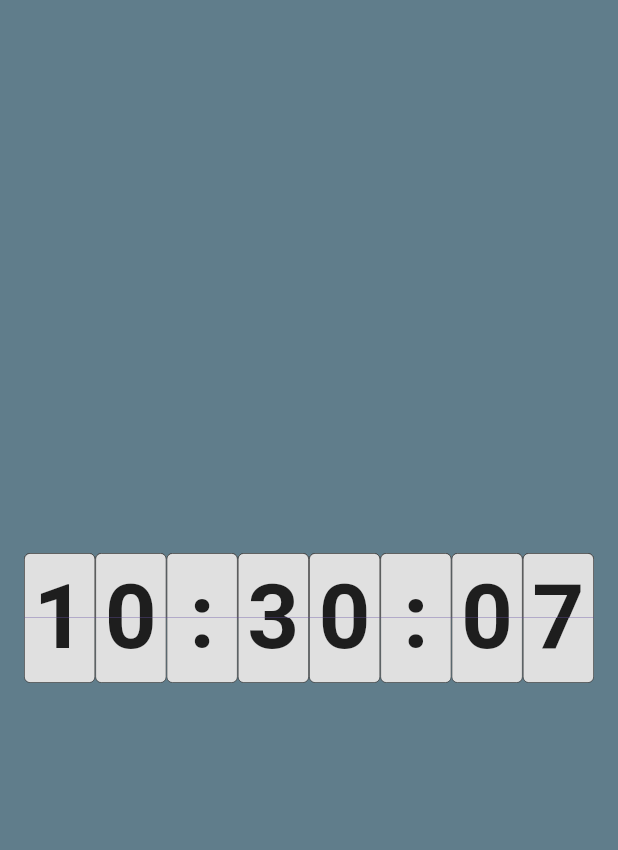
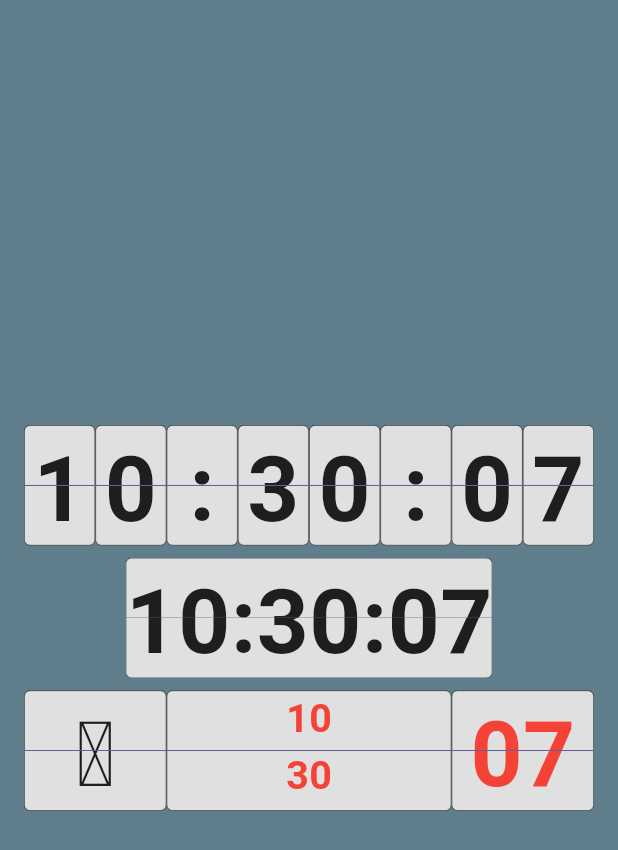
Before and after one commit to PeterOmbodi/flutter_flip_flap, a Flutter app: the screen it shows after launch, on a phone screen of 412 x 824 dp. Shown: the top 850 px of the screen. Run offline on Flutter 3.47's test engine with Material 3 defaults, Android fonts, the phone set to English and light mode, and no system bars.

Commit message:
- add flapped child widget - improve flapped text unit - use flapped widget in example

```diff
--- a/example/lib/main.dart
+++ b/example/lib/main.dart
@@ -1,7 +1,9 @@
 import 'dart:async';
+import 'dart:math';
 
 import 'package:flutter/material.dart';
 import 'package:flutter_flip_flap/flutter_flip_flap.dart';
+import 'package:intl/intl.dart';
 
 void main() => runApp(const MyApp());
 
@@ -62,15 +64,89 @@ class _FlipFlapClockState extends State<FlipFlapClock> {
     final unitWidth = (available / units).clamp(24.0, 96.0);
     final unitHeight = unitWidth * 1.7;
     final fontSize = unitHeight * 0.75;
+    final unitConstraints = BoxConstraints(minWidth: unitWidth, minHeight: unitHeight, maxHeight: unitHeight);
+    final widgetConstraints = unitConstraints.copyWith(minWidth: unitConstraints.minWidth * 2);
+    final textStyle = FlipFlapTheme.of(context).textStyle.copyWith(fontSize: fontSize);
+
+    final splitTime = _time.split(':');
+    final hoursText = splitTime.first;
+    final minutesText = splitTime[1];
+    final secondsText = splitTime.last;
+    final now = DateTime.now();
+    final dayName = DateFormat.EEEE().format(now);
+    final monthName = DateFormat.MMMM().format(now);
+    final isOdd = int.parse(secondsText) % 2 == 1;
+    final randomEm = getRandomEmoji();
 
     return Padding(
       padding: EdgeInsets.symmetric(horizontal: horizontalPadding / 2),
-      child: FlipFlapDisplay(
-        text: _time,
-        textStyle: FlipFlapTheme.of(context).textStyle.copyWith(fontSize: fontSize),
-        unitConstraints: BoxConstraints(minWidth: unitWidth, minHeight: unitHeight),
-        displayType: UnitType.mixed,
+      child: Column(
+        mainAxisAlignment: MainAxisAlignment.center,
+        spacing: 8,
+        children: [
+          FlipFlapDisplay.fromText(text: _time, textStyle: textStyle, unitConstraints: unitConstraints),
+          FlipFlapDisplay.fromText(
+            text: _time,
+            textStyle: textStyle,
+            unitConstraints: unitConstraints,
+            unitType: UnitType.text,
+          ),
+          FlipFlapDisplay(
+            textStyle: textStyle,
+            items: [
+              FlipFlapWidgetItem(
+                child: Center(child: Text(randomEm, style: textStyle)),
+                constraints: widgetConstraints,
+              ),
+              FlipFlapWidgetItem(
+                child: Column(
+                  children: [
+                    Text(
+                      isOdd ? hoursText : monthName,
+                      style: textStyle.copyWith(
+                        color: isOdd ? Colors.red : Colors.orangeAccent,
+                        fontSize: fontSize / 2.3,
+                      ),
+                    ),
+                    Text(
+                      isOdd ? minutesText : dayName,
+                      style: textStyle.copyWith(
+                        color: isOdd ? Colors.red : Colors.orangeAccent,
+                        fontSize: fontSize / 2.3,
+                      ),
+                    ),
+                  ],
+                ),
+                constraints: unitConstraints.copyWith(minWidth: unitConstraints.minWidth * 4),
+              ),
+              FlipFlapWidgetItem(
+                child: Center(
+                  child: Text(
+                    secondsText,
+                    style: textStyle.copyWith(color: isOdd ? Colors.red : Colors.orangeAccent, fontSize: fontSize),
+                  ),
+                ),
+                constraints: widgetConstraints,
+              ),
+            ],
+            unitConstraints: unitConstraints,
+          ),
+        ],
       ),
     );
   }
 }
+
+const emojiRanges = [
+  [0x1F600, 0x1F64F],
+  [0x1F680, 0x1F6FF],
+  [0x1F300, 0x1F5FF],
+  [0x1F900, 0x1F9FF],
+];
+
+String getRandomEmoji() {
+  final random = Random();
+  final range = emojiRanges[random.nextInt(emojiRanges.length)];
+  final codePoint = range[0] + random.nextInt(range[1] - range[0]);
+  return String.fromCharCode(codePoint);
+}
--- a/example/pubspec.yaml
+++ b/example/pubspec.yaml
@@ -30,6 +30,7 @@ environment:
 dependencies:
   flutter:
     sdk: flutter
+  intl: ^0.20.2
 
   flutter_flip_flap:
     path: ../
--- a/lib/flutter_flip_flap.dart
+++ b/lib/flutter_flip_flap.dart
@@ -1,6 +1,7 @@
 library;
 
+export 'models/flip_flap_item.dart';
 export 'split_flap_theme.dart';
-export 'widgets/flap_unit.dart';
+export 'widgets/flap_text_unit.dart';
 export 'widgets/flip_flap_display.dart';
 export 'widgets/unit_tile.dart';
--- /dev/null
+++ b/lib/models/flip_flap_item.dart
@@ -0,0 +1,39 @@
+import 'package:flutter/material.dart';
+
+enum UnitType { character, number, special, mixed, text, widget }
+
+extension UnitTypeX on UnitType {
+  List<String> get defValues => switch (this) {
+    UnitType.character => ['', ...List<String>.generate(26, (final i) => String.fromCharCode(65 + i))],
+    UnitType.number => const ['0', '1', '2', '3', '4', '5', '6', '7', '8', '9'],
+    UnitType.special => const ['', '!', '@', '#', '\u007f', '%', '^', '&', '*', '(', ')', '-', '_', '=', '+'],
+    UnitType.mixed => [
+      '',
+      ...List<String>.generate(26, (final i) => String.fromCharCode(65 + i)),
+      ...['0', '1', '2', '3', '4', '5', '6', '7', '8', '9'],
+    ],
+    UnitType.text => const [],
+    UnitType.widget => const [],
+  };
+}
+
+sealed class FlipFlapItem {
+  const FlipFlapItem();
+}
+
+class FlipFlapTextItem extends FlipFlapItem {
+  const FlipFlapTextItem(this.text, {this.type = UnitType.mixed, this.values, this.cardsInPack = 2});
+
+  final String text;
+  final UnitType type;
+  final List<String>? values;
+  final int cardsInPack;
+}
+
+class FlipFlapWidgetItem extends FlipFlapItem {
+  const FlipFlapWidgetItem({this.key, required this.child, this.constraints});
+
+  final Key? key;
+  final Widget child;
+  final BoxConstraints? constraints;
+}
--- a/lib/widgets/flap_unit.dart
+++ b/lib/widgets/flap_text_unit.dart
@@ -1,40 +1,24 @@
 import 'dart:math';
 
-
 import 'package:flutter/material.dart';
+import 'package:flutter_flip_flap/models/flip_flap_item.dart';
 import 'package:flutter_flip_flap/widgets/unit_tile.dart';
 
-enum UnitType { character, number, special, mixed, text }
-
-extension UnitTypeX on UnitType {
-  List<String> get defValues => switch (this) {
-    UnitType.character => ['', ...List<String>.generate(26, (final i) => String.fromCharCode(65 + i))],
-    UnitType.number => ['0', '1', '2', '3', '4', '5', '6', '7', '8', '9'],
-    UnitType.special => ['', '!', '@', '#', '\u007f', '%', '^', '&', '*', '(', ')', '-', '_', '=', '+'],
-    UnitType.mixed => [
-      '',
-      ...List<String>.generate(26, (final i) => String.fromCharCode(65 + i)),
-      ...['0', '1', '2', '3', '4', '5', '6', '7', '8', '9'],
-    ],
-    UnitType.text => [],
-  };
-}
-
-class FlapUnit extends StatefulWidget {
-  const FlapUnit({
+class FlapTextUnit extends StatefulWidget {
+  FlapTextUnit({
     super.key,
     this.cardsInPack = 1,
     required this.text,
-    this.values = const [],
+    final List<String>? values,
     this.useShortestWay = true,
     this.textStyle,
     this.unitDecoration,
     required this.unitConstraints,
     this.displayType = UnitType.mixed,
-  });
+  }) : values = values ?? displayType.defValues;
 
   final String text;
-  final List<String>? values;
+  final List<String> values;
   final UnitType displayType;
   final int cardsInPack;
   final bool useShortestWay;
@@ -43,10 +27,10 @@ class FlapUnit extends StatefulWidget {
   final BoxConstraints unitConstraints;
 
   @override
-  State<FlapUnit> createState() => _FlapUnitState();
+  State<FlapTextUnit> createState() => _FlapTextUnitState();
 }
 
-class _FlapUnitState extends State<FlapUnit> with TickerProviderStateMixin {
+class _FlapTextUnitState extends State<FlapTextUnit> with TickerProviderStateMixin {
   late AnimationController _controller;
   late Animation _animation;
 
@@ -69,7 +53,7 @@ class _FlapUnitState extends State<FlapUnit> with TickerProviderStateMixin {
   void initState() {
     super.initState();
 
-    _values = (widget.values == null || widget.values!.isEmpty) ? widget.displayType.defValues : widget.values!;
+    _values = widget.values;
 
     if (!_values.contains(targetValue)) {
       _values = List<String>.from(_values)..add(targetValue);
@@ -92,11 +76,10 @@ class _FlapUnitState extends State<FlapUnit> with TickerProviderStateMixin {
   }
 
   @override
-  void didUpdateWidget(final FlapUnit oldWidget) {
+  void didUpdateWidget(final FlapTextUnit oldWidget) {
     super.didUpdateWidget(oldWidget);
     if (oldWidget.text != widget.text) {
-      final provided = widget.values;
-      _values = (provided == null || provided.isEmpty) ? widget.displayType.defValues : provided;
+      _values = widget.values;
 
       final prevValue = oldWidget.text;
       final nextTarget = targetValue;
@@ -232,7 +215,9 @@ class _FlapUnitState extends State<FlapUnit> with TickerProviderStateMixin {
   void _nextStep(final AnimationStatus status) {
     if (status == AnimationStatus.completed) {
       _secondStage = true;
-      final secondPhaseCurve = nextValue == targetValue ? FlippedCurve(_BackOutCurve(overshoot: 2.8)) : Curves.easeInCubic;
+      final secondPhaseCurve = nextValue == targetValue
+          ? FlippedCurve(_BackOutCurve(overshoot: 2.8))
+          : Curves.easeInCubic;
       _animation = Tween(begin: 0, end: pi / 2).chain(CurveTween(curve: secondPhaseCurve)).animate(_controller);
       _controller.reverse();
     }
--- /dev/null
+++ b/lib/widgets/flap_widget_unit.dart
@@ -0,0 +1,186 @@
+import 'dart:math';
+
+import 'package:flutter/material.dart';
+
+class FlapWidgetUnit extends StatefulWidget {
+  const FlapWidgetUnit({
+    super.key,
+    required this.unitConstraints,
+    required this.child,
+    this.unitDecoration,
+    this.duration,
+    this.textStyle,
+  });
+
+  final BoxConstraints unitConstraints;
+  final Decoration? unitDecoration;
+  final Widget child;
+  final Duration? duration;
+  final TextStyle? textStyle;
+
+  @override
+  State<FlapWidgetUnit> createState() => _FlapWidgetUnitState();
+}
+
+class _FlapWidgetUnitState extends State<FlapWidgetUnit> with TickerProviderStateMixin {
+  late AnimationController _controller;
+  late Animation _animation;
+  bool _secondStage = false;
+
+  late Widget _currentChild;
+  late Widget _nextChild;
+
+  @override
+  void initState() {
+    super.initState();
+    _currentChild = widget.child;
+    _nextChild = widget.child;
+    _controller =
+        AnimationController(
+            vsync: this,
+            duration: widget.duration ?? Duration(milliseconds: 200 + Random().nextInt(50)),
+          )
+          ..addStatusListener(_nextStep)
+          ..addListener(() => setState(() {}));
+    _animation = Tween(begin: 0, end: pi / 2).chain(CurveTween(curve: Curves.easeInCubic)).animate(_controller);
+  }
+
+  @override
+  void didUpdateWidget(covariant final FlapWidgetUnit oldWidget) {
+    super.didUpdateWidget(oldWidget);
+    if (!identical(oldWidget.child, widget.child)) {
+      _nextChild = widget.child;
+      if (!_controller.isAnimating) {
+        _secondStage = false;
+        _animation = Tween(begin: 0, end: pi / 2).chain(CurveTween(curve: Curves.easeInCubic)).animate(_controller);
+        _controller.forward(from: 0);
+      }
+    }
+  }
+
+  @override
+  void dispose() {
+    _controller.dispose();
+    super.dispose();
+  }
+
+  void _nextStep(final AnimationStatus status) {
+    if (status == AnimationStatus.completed) {
+      _secondStage = true;
+      final secondPhaseCurve = _nextChild.hashCode != _currentChild.hashCode
+          ? FlippedCurve(_BackOutCurve(overshoot: 2.8))
+          : Curves.easeInCubic;
+      _animation = Tween(begin: 0, end: pi / 2).chain(CurveTween(curve: secondPhaseCurve)).animate(_controller);
+      _controller.reverse();
+    } else if (status == AnimationStatus.dismissed) {
+      _currentChild = _nextChild;
+      _secondStage = false;
+      if (!mounted) return;
+      setState(() {});
+    }
+  }
+
+  @override
+  Widget build(final BuildContext context) => IntrinsicWidth(
+    child: Column(
+      mainAxisSize: MainAxisSize.min,
+      children: [
+        Stack(
+          children: [
+            ClipRect(
+              child: Align(
+                alignment: Alignment.topCenter,
+                heightFactor: 0.495,
+                child: _UnitFace(
+                  constraints: widget.unitConstraints,
+                  decoration: widget.unitDecoration,
+                  child: _nextChild,
+                ),
+              ),
+            ),
+            Transform(
+              alignment: Alignment.bottomCenter,
+              transform: Matrix4.identity()
+                ..setEntry(2, 2, 0.005)
+                ..rotateX(_secondStage ? pi / 2 : _animation.value / 1),
+              child: ClipRect(
+                child: Align(
+                  alignment: Alignment.topCenter,
+                  heightFactor: 0.495,
+                  child: _UnitFace(
+                    constraints: widget.unitConstraints,
+                    decoration: widget.unitDecoration,
+                    child: _currentChild,
+                  ),
+                ),
+              ),
+            ),
+          ],
+        ),
+        Container(color: Theme.of(context).primaryColor, height: 0.5),
+        Stack(
+          children: [
+            ClipRect(
+              child: Align(
+                alignment: Alignment.bottomCenter,
+                heightFactor: 0.495,
+                child: _UnitFace(
+                  constraints: widget.unitConstraints,
+                  decoration: widget.unitDecoration,
+                  child: _currentChild,
+                ),
+              ),
+            ),
+            Transform(
+              alignment: Alignment.topCenter,
+              transform: Matrix4.identity()
+                ..setEntry(3, 2, 0.005)
+                ..rotateX(_secondStage ? -_animation.value : pi / 2),
+              child: ClipRect(
+                child: Align(
+                  alignment: Alignment.bottomCenter,
+                  heightFactor: 0.495,
+                  child: _UnitFace(
+                    constraints: widget.unitConstraints,
+                    decoration: widget.unitDecoration,
+                    child: _nextChild,
+                  ),
+                ),
+              ),
+            ),
+          ],
+        ),
+      ],
+    ),
+  );
+}
+
+class _UnitFace extends StatelessWidget {
+  const _UnitFace({required this.constraints, this.decoration, required this.child});
+
+  final BoxConstraints constraints;
+  final Decoration? decoration;
+  final Widget child;
+
+  @override
+  Widget build(final BuildContext context) => ConstrainedBox(
+    constraints: constraints,
+    child: DecoratedBox(
+      decoration: decoration ?? const BoxDecoration(),
+      child: child,
+    ),
+  );
+}
+
+class _BackOutCurve extends Curve {
+  const _BackOutCurve({this.overshoot = 2.5});
+
+  final double overshoot;
+
+  @override
+  double transformInternal(double t) {
+    final s = overshoot;
+    t -= 1.0;
+    return t * t * ((s + 1) * t + s) + 1.0;
+  }
+}
--- a/lib/widgets/flip_flap_display.dart
+++ b/lib/widgets/flip_flap_display.dart
@@ -1,51 +1,98 @@
 import 'package:flutter/material.dart';
+import 'package:flutter_flip_flap/models/flip_flap_item.dart';
 import 'package:flutter_flip_flap/split_flap_theme.dart';
-import 'package:flutter_flip_flap/widgets/flap_unit.dart';
+import 'package:flutter_flip_flap/widgets/flap_text_unit.dart';
+import 'package:flutter_flip_flap/widgets/flap_widget_unit.dart';
 
 class FlipFlapDisplay extends StatelessWidget {
-  FlipFlapDisplay({
+  const FlipFlapDisplay({
     super.key,
-    required this.text,
+    required this.items,
     required this.unitConstraints,
-    this.cardsInPack,
     this.textStyle,
     this.displayDecoration,
-    this.displayType = UnitType.number,
     this.unitDecoration,
-  }) : splitText = displayType == UnitType.text
-           ? [text]
-           : text.characters.toList();
+  });
 
-  final String text;
-  final int? cardsInPack;
+  factory FlipFlapDisplay.fromText({
+    final Key? key,
+    required final String text,
+    required final BoxConstraints unitConstraints,
+    final TextStyle? textStyle,
+    final Decoration? displayDecoration,
+    final Decoration? unitDecoration,
+    final UnitType unitType = UnitType.mixed,
+    final int cardsInPack = 2,
+  }) {
+    final chars = unitType == UnitType.text ? <String>[text] : text.characters.toList();
+    final items = chars.map((final e) => FlipFlapTextItem(e, type: unitType, cardsInPack: cardsInPack)).toList();
+    return FlipFlapDisplay(
+      key: key,
+      items: items,
+      unitConstraints: unitConstraints,
+      textStyle: textStyle,
+      displayDecoration: displayDecoration,
+      unitDecoration: unitDecoration,
+    );
+  }
+
+  //
+  // factory FlapDisplay.mapped({
+  //   final Key? key,
+  //   required final String text,
+  //   required final FlipFlapTextItem Function(int index, String char) mapper,
+  //   required final BoxConstraints unitConstraints,
+  //   final TextStyle? textStyle,
+  //   final Decoration? displayDecoration,
+  //   final Decoration? unitDecoration,
+  // }) {
+  //   final chars = text.characters.toList();
+  //   final items = <FlipFlapItem>[for (int i = 0; i < chars.length; i++) mapper(i, chars[i])];
+  //   return FlapDisplay(
+  //     key: key,
+  //     items: items,
+  //     unitConstraints: unitConstraints,
+  //     textStyle: textStyle,
+  //     displayDecoration: displayDecoration,
+  //     unitDecoration: unitDecoration,
+  //   );
+  // }
+
+  final List<FlipFlapItem> items;
   final TextStyle? textStyle;
   final Decoration? displayDecoration;
   final Decoration? unitDecoration;
   final BoxConstraints unitConstraints;
-  final UnitType displayType;
-  late final List<String> splitText;
 
   @override
   Widget build(final BuildContext context) {
     final theme = FlipFlapTheme.of(context);
-
     return DecoratedBox(
       decoration: displayDecoration ?? theme.displayDecoration,
       child: Center(
         child: Row(
           mainAxisAlignment: MainAxisAlignment.center,
           children: [
-            for (int i = 0; i < splitText.length; i++)
-              FlapUnit(
-                key: ValueKey('FlapUnit-$i'),
-                text: splitText[i],
-                cardsInPack: cardsInPack ?? 2,
-                unitConstraints: unitConstraints,
-                textStyle: textStyle ?? theme.textStyle,
-                unitDecoration: unitDecoration ?? theme.unitDecoration,
-                displayType: displayType,
-                useShortestWay: false,
-              ),
+            for (int i = 0; i < items.length; i++)
+              switch (items[i]) {
+                FlipFlapTextItem(:final text, :final type, :final values, :final cardsInPack) => FlapTextUnit(
+                  key: Key('ff-text-$i-$key'),
+                  text: text,
+                  values: values,
+                  displayType: type,
+                  cardsInPack: cardsInPack,
+                  unitConstraints: unitConstraints,
+                  textStyle: textStyle ?? theme.textStyle,
+                  unitDecoration: unitDecoration ?? theme.unitDecoration,
+                  useShortestWay: false,
+                ),
+                FlipFlapWidgetItem(:final key, :final child, :final constraints) => FlapWidgetUnit(
+                  key: key ?? child.key,
+                  unitConstraints: constraints ?? unitConstraints,
+                  unitDecoration: unitDecoration ?? theme.unitDecoration,
+                  child: child,
+                ),
+              },
           ],
         ),
       ),
--- a/pubspec.yaml
+++ b/pubspec.yaml
@@ -2,7 +2,7 @@ name: flutter_flip_flap
 description: >
   A customizable split-flap and flip-style display widget for Flutter —
   supports both mechanical "flap" and 3D "flip" animations.
-version: 0.1.2
+version: 0.2.0
 repository: https://github.com/PeterOmbodi/flutter_flip_flap
 homepage: https://pub.dev/packages/flutter_flip_flap
 issue_tracker: https://github.com/PeterOmbodi/flutter_flip_flap/issues
```
Also changed, not shown: example/pubspec.lock, 1 other file.
